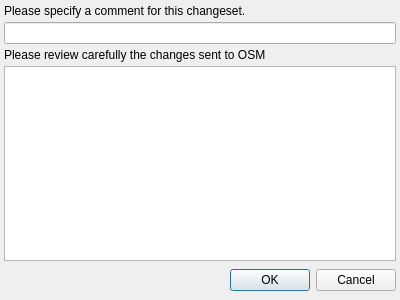
Qt form src/Sync/SyncListDialog.ui (openstreetmap/merkaartor) before a commit.
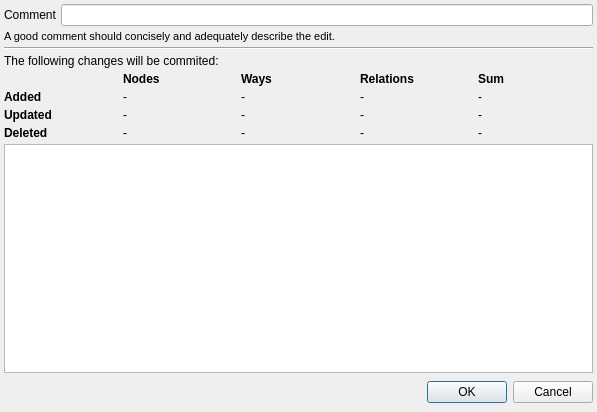
The same form after that commit.

Commit message:
Reworked the upload dialog.
Useless BBOX... description is removed, a short comment explanation is added and
if comment is empty, user is prompted and reminded the importance of changeset
comment. Moreover, some statistics are displayed during upload.

Patch:
```diff
--- a/src/Sync/SyncListDialog.ui
+++ b/src/Sync/SyncListDialog.ui
@@ -1,58 +1,260 @@
 <ui version="4.0" >
  <class>SyncListDialog</class>
- <widget class="QDialog" name="SyncListDialog" >
-  <property name="geometry" >
+ <widget class="QDialog" name="SyncListDialog">
+  <property name="geometry">
    <rect>
     <x>0</x>
     <y>0</y>
-    <width>400</width>
-    <height>300</height>
+    <width>597</width>
+    <height>412</height>
    </rect>
   </property>
-  <property name="windowTitle" >
+  <property name="windowTitle">
    <string>Upload to Openstreetmap</string>
   </property>
-  <layout class="QVBoxLayout" >
-   <property name="spacing" >
+  <layout class="QVBoxLayout">
+   <property name="spacing">
     <number>4</number>
    </property>
-   <property name="margin" >
+   <property name="margin">
     <number>4</number>
    </property>
    <item>
-    <widget class="QLabel" name="lblChangesetComment" >
-     <property name="text" >
-      <string>Please specify a comment for this changeset.</string>
+    <layout class="QHBoxLayout" name="horizontalLayout">
+     <item>
+      <widget class="QLabel" name="lblChangesetComment">
+       <property name="text">
+        <string>Comment</string>
+       </property>
+      </widget>
+     </item>
+     <item>
+      <widget class="QLineEdit" name="edChangesetComment"/>
+     </item>
+    </layout>
+   </item>
+   <item>
+    <widget class="QLabel" name="label_2">
+     <property name="font">
+      <font>
+       <pointsize>8</pointsize>
+      </font>
      </property>
+     <property name="text">
+      <string>A good comment should concisely and adequately describe the edit.</string>
+     </property>
     </widget>
    </item>
    <item>
-    <widget class="QLineEdit" name="edChangesetComment" />
+    <widget class="Line" name="line">
+     <property name="orientation">
+      <enum>Qt::Horizontal</enum>
+     </property>
+    </widget>
    </item>
    <item>
-    <widget class="QLabel" name="label" >
-     <property name="text" >
-      <string>Please review carefully the changes sent to OSM</string>
+    <widget class="QLabel" name="label">
+     <property name="text">
+      <string>The following changes will be commited:</string>
      </property>
     </widget>
    </item>
    <item>
-    <widget class="QListWidget" name="ChangesList" />
+    <layout class="QGridLayout" name="gridLayout">
+     <item row="2" column="1">
+      <widget class="QLabel" name="lblNodesAdded">
+       <property name="text">
+        <string notr="true">-</string>
+       </property>
+      </widget>
+     </item>
+     <item row="2" column="0">
+      <widget class="QLabel" name="label_4">
+       <property name="font">
+        <font>
+         <weight>75</weight>
+         <bold>true</bold>
+        </font>
+       </property>
+       <property name="text">
+        <string>Added</string>
+       </property>
+      </widget>
+     </item>
+     <item row="3" column="0">
+      <widget class="QLabel" name="label_5">
+       <property name="font">
+        <font>
+         <weight>75</weight>
+         <bold>true</bold>
+        </font>
+       </property>
+       <property name="text">
+        <string>Updated</string>
+       </property>
+      </widget>
+     </item>
+     <item row="4" column="0">
+      <widget class="QLabel" name="label_6">
+       <property name="font">
+        <font>
+         <weight>75</weight>
+         <bold>true</bold>
+        </font>
+       </property>
+       <property name="text">
+        <string>Deleted</string>
+       </property>
+      </widget>
+     </item>
+     <item row="1" column="2">
+      <widget class="QLabel" name="label_8">
+       <property name="font">
+        <font>
+         <weight>75</weight>
+         <bold>true</bold>
+        </font>
+       </property>
+       <property name="text">
+        <string>Ways</string>
+       </property>
+      </widget>
+     </item>
+     <item row="1" column="1">
+      <widget class="QLabel" name="label_7">
+       <property name="font">
+        <font>
+         <weight>75</weight>
+         <bold>true</bold>
+        </font>
+       </property>
+       <property name="text">
+        <string>Nodes</string>
+       </property>
+      </widget>
+     </item>
+     <item row="1" column="3">
+      <widget class="QLabel" name="label_9">
+       <property name="font">
+        <font>
+         <weight>75</weight>
+         <bold>true</bold>
+        </font>
+       </property>
+       <property name="text">
+        <string>Relations</string>
+       </property>
+      </widget>
+     </item>
+     <item row="2" column="2">
+      <widget class="QLabel" name="lblWaysAdded">
+       <property name="text">
+        <string notr="true">-</string>
+       </property>
+      </widget>
+     </item>
+     <item row="2" column="3">
+      <widget class="QLabel" name="lblRelationsAdded">
+       <property name="text">
+        <string notr="true">-</string>
+       </property>
+      </widget>
+     </item>
+     <item row="3" column="1">
+      <widget class="QLabel" name="lblNodesUpdated">
+       <property name="text">
+        <string notr="true">-</string>
+       </property>
+      </widget>
+     </item>
+     <item row="3" column="2">
+      <widget class="QLabel" name="lblWaysUpdated">
+       <property name="text">
+        <string notr="true">-</string>
+       </property>
+      </widget>
+     </item>
+     <item row="3" column="3">
+      <widget class="QLabel" name="lblRelationsUpdated">
+       <property name="text">
+        <string notr="true">-</string>
+       </property>
+      </widget>
+     </item>
+     <item row="4" column="1">
+      <widget class="QLabel" name="lblNodesDeleted">
+       <property name="text">
+        <string notr="true">-</string>
+       </property>
+      </widget>
+     </item>
+     <item row="4" column="2">
+      <widget class="QLabel" name="lblWaysDeleted">
+       <property name="text">
+        <string notr="true">-</string>
+       </property>
+      </widget>
+     </item>
+     <item row="4" column="3">
+      <widget class="QLabel" name="lblRelationsDeleted">
+       <property name="text">
+        <string notr="true">-</string>
+       </property>
+      </widget>
+     </item>
+     <item row="1" column="4">
+      <widget class="QLabel" name="label_10">
+       <property name="font">
+        <font>
+         <weight>75</weight>
+         <bold>true</bold>
+        </font>
+       </property>
+       <property name="text">
+        <string>Sum</string>
+       </property>
+      </widget>
+     </item>
+     <item row="2" column="4">
+      <widget class="QLabel" name="lblAdded">
+       <property name="text">
+        <string notr="true">-</string>
+       </property>
+      </widget>
+     </item>
+     <item row="3" column="4">
+      <widget class="QLabel" name="lblUpdated">
+       <property name="text">
+        <string notr="true">-</string>
+       </property>
+      </widget>
+     </item>
+     <item row="4" column="4">
+      <widget class="QLabel" name="lblDeleted">
+       <property name="text">
+        <string notr="true">-</string>
+       </property>
+      </widget>
+     </item>
+    </layout>
    </item>
    <item>
-    <layout class="QHBoxLayout" >
-     <property name="spacing" >
+    <widget class="QListWidget" name="ChangesList"/>
+   </item>
+   <item>
+    <layout class="QHBoxLayout">
+     <property name="spacing">
       <number>6</number>
      </property>
-     <property name="margin" >
+     <property name="margin">
       <number>0</number>
      </property>
      <item>
       <spacer>
-       <property name="orientation" >
+       <property name="orientation">
         <enum>Qt::Horizontal</enum>
        </property>
-       <property name="sizeHint" stdset="0" >
+       <property name="sizeHint" stdset="0">
         <size>
          <width>131</width>
          <height>31</height>
@@ -61,15 +263,15 @@
       </spacer>
      </item>
      <item>
-      <widget class="QPushButton" name="okButton" >
-       <property name="text" >
+      <widget class="QPushButton" name="okButton">
+       <property name="text">
         <string>OK</string>
        </property>
       </widget>
      </item>
      <item>
-      <widget class="QPushButton" name="cancelButton" >
-       <property name="text" >
+      <widget class="QPushButton" name="cancelButton">
+       <property name="text">
         <string>Cancel</string>
        </property>
       </widget>
```
Left out of the diff: 11 changed lines with no effect on the pictures. The commit also changes 1 other file.
